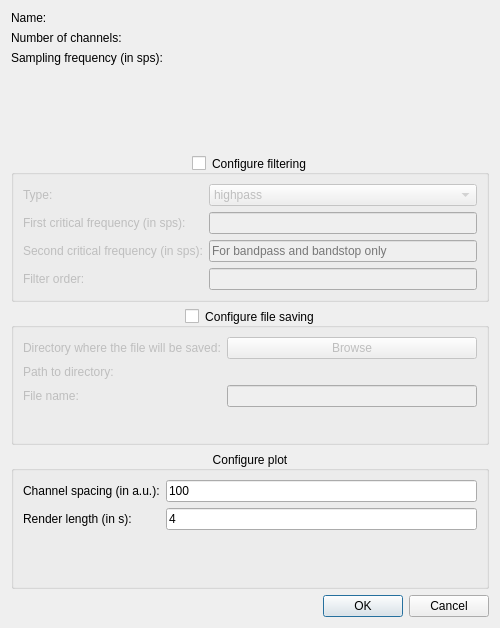
First picture: the form in biogui/resources/add_signal_dialog.ui, repository pulp-bio/biogui, before the edit.
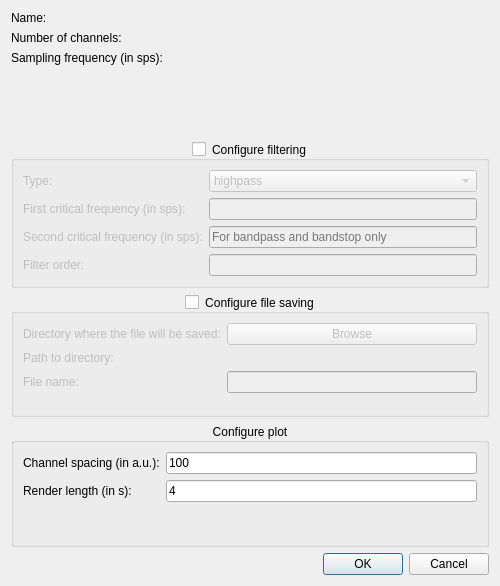
Second picture: the form after the edit.

The edit to the form file:
```diff
--- a/biogui/resources/add_signal_dialog.ui
+++ b/biogui/resources/add_signal_dialog.ui
@@ -10,7 +10,7 @@
     <x>0</x>
     <y>0</y>
     <width>500</width>
-    <height>628</height>
+    <height>586</height>
    </rect>
   </property>
   <property name="windowTitle">
```
Left out of the diff: 4 changed lines with no effect on the pictures.
